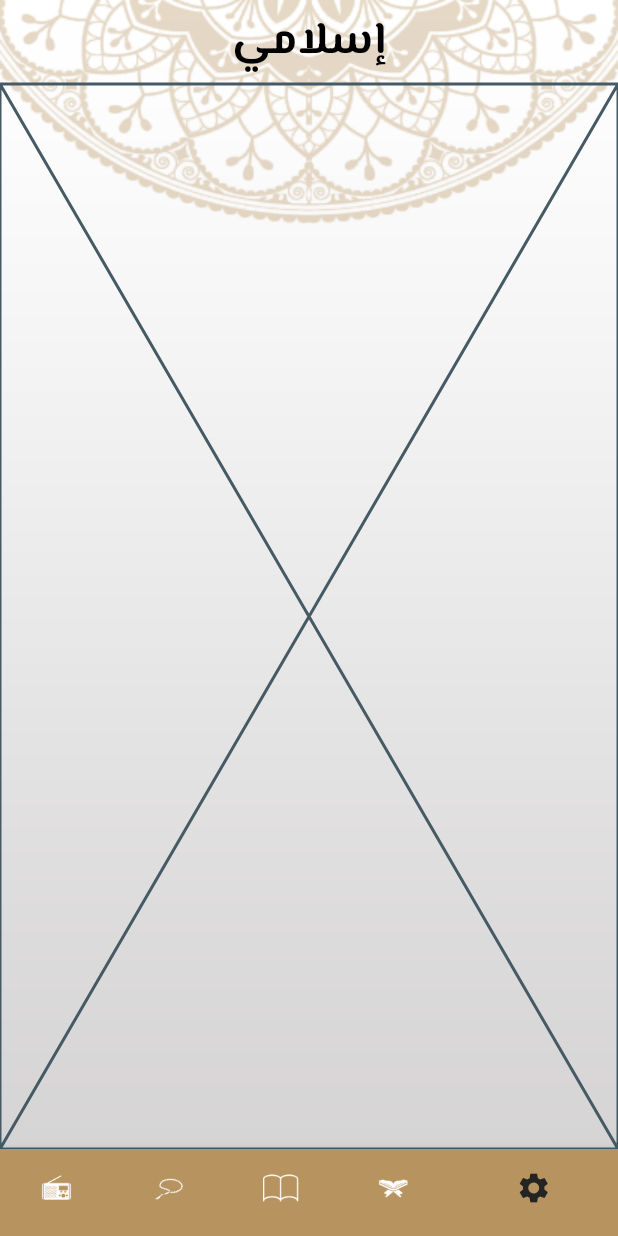
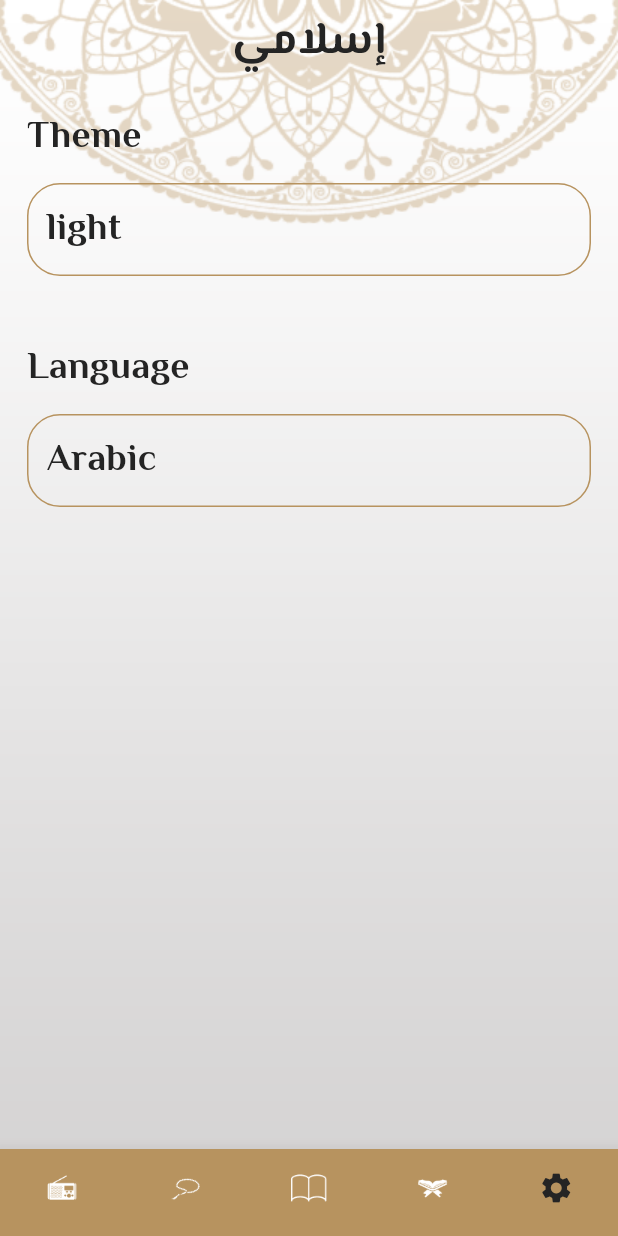
Before and after one commit to Algohary1/islami-App, a Flutter app: the screen it shows after launch, item 5 of the bottom bar chosen, on a phone screen of 412 x 824 dp. Run offline on Flutter 3.47's test engine with Material 3 defaults, Android fonts, the phone set to English and light mode, and no system bars; our stand-ins replace google_fonts.

Commit message:
islami dark and light mode

```diff
--- a/lib/home/home.dart
+++ b/lib/home/home.dart
@@ -1,11 +1,13 @@
 import 'package:flutter/material.dart';
 import 'package:google_fonts/google_fonts.dart';
+import 'package:provider/provider.dart';
 import 'package:sebha/home/tabs/ahadeth.dart';
 import 'package:sebha/home/tabs/quran1.dart';
 import 'package:sebha/home/tabs/radio.dart';
 import 'package:sebha/home/tabs/sebha.dart';
 import 'package:sebha/home/tabs/settings.dart';
 import 'package:sebha/my_theme_data.dart';
+import 'package:sebha/provider/my_provider.dart';
 
 class HomeScreen extends StatefulWidget {
   static const String routeName = 'HomeScreen';
@@ -21,9 +23,11 @@ int selectedIndex=0;
 
   @override
   Widget build(BuildContext context) {
+    var provider=Provider.of<MyProvider>(context);
     return Stack(children: [
       Image.asset(
-        'assets/images/main_bg.png',
+        provider.mode==ThemeMode.light?'assets/images/main_bg.png':
+        'assets/images/bg_dark.png',
         fit: BoxFit.fill,
         width: double.infinity,
       ),
@@ -44,15 +48,15 @@ int selectedIndex=0;
                 },
                 items: [
           BottomNavigationBarItem(icon: ImageIcon(AssetImage('assets/images/radio.png')), label: '',
-          backgroundColor: MyThemeData.primaryColor,),
+          ),
           BottomNavigationBarItem(icon: ImageIcon(AssetImage('assets/images/sebha_blue.png')), label: '',
-          backgroundColor: MyThemeData.primaryColor,),
+          ),
           BottomNavigationBarItem(icon: ImageIcon(AssetImage('assets/images/ahadeth.png')), label: '',
-          backgroundColor: MyThemeData.primaryColor,),
+          ),
           BottomNavigationBarItem(icon: ImageIcon(AssetImage('assets/images/moshaf.png')), label: '',
-          backgroundColor: MyThemeData.primaryColor,),
+          ),
           BottomNavigationBarItem(icon: Icon(Icons.settings,),label: '',
-          backgroundColor: MyThemeData.primaryColor,),
+          ),
         ]),
         body: tabs[selectedIndex],
       ),
--- a/lib/home/tabs/ahadeth.dart
+++ b/lib/home/tabs/ahadeth.dart
@@ -32,7 +32,7 @@ class _quranTabState extends State<ahadethTab> {
         ),
         Divider(
           thickness: 3,
-          color: MyThemeData.primaryColor,
+          color: primaryColor,
         ),
         Text('الأحاديث', textAlign: TextAlign.center,style: GoogleFonts.elMessiri(
           fontSize: 25,
@@ -40,7 +40,7 @@ class _quranTabState extends State<ahadethTab> {
         ),),
         Divider(
           thickness: 3,
-          color: MyThemeData.primaryColor,
+          color: primaryColor,
         ),
         Expanded(
           child: ListView.builder(
--- a/lib/home/tabs/quran1.dart
+++ b/lib/home/tabs/quran1.dart
@@ -137,12 +137,13 @@ class _quranTabState extends State<quranTab> {
       children: [
         Image.asset(
           'assets/images/quran.png',
+
           height: 227,
           width: 205,
         ),
         Divider(
           thickness: 3,
-          color: MyThemeData.primaryColor,
+          color: primaryColor,
         ),
         SizedBox(
           height: 20,
@@ -171,7 +172,7 @@ class _quranTabState extends State<quranTab> {
         ),
         Divider(
           thickness: 3,
-          color: MyThemeData.primaryColor,
+          color: primaryColor,
         ),
         Expanded(
           child: ListView.builder(
--- a/lib/home/tabs/sebha.dart
+++ b/lib/home/tabs/sebha.dart
@@ -73,7 +73,7 @@ class _sebhaTabState extends State<sebhaTab> {
           Container(
               padding: EdgeInsets.all(12),
               decoration: BoxDecoration(
-                color: MyThemeData.primaryColor,
+                color: primaryColor,
                 borderRadius: BorderRadius.circular(25),
               ),
               child: Text(
@@ -89,7 +89,7 @@ class _sebhaTabState extends State<sebhaTab> {
           Container(
             padding: EdgeInsets.all(12),
             decoration: BoxDecoration(
-              color: MyThemeData.primaryColor,
+              color: primaryColor,
               borderRadius: BorderRadius.circular(25),
             ),
             child: Text(
--- a/lib/home/tabs/settings.dart
+++ b/lib/home/tabs/settings.dart
@@ -1,10 +1,71 @@
 import 'package:flutter/material.dart';
+import 'package:sebha/my_theme_data.dart';
+
+import '../../button_sheet/language_botton_sheet.dart';
+import '../../button_sheet/theme_button_sheet.dart';
 
 class settingsTab extends StatelessWidget {
   const settingsTab({super.key});
 
   @override
   Widget build(BuildContext context) {
-    return const Placeholder();
+    return Padding(
+      padding: const EdgeInsets.all(18.0),
+      child: Column(
+        crossAxisAlignment: CrossAxisAlignment.start,
+        children: [
+          Text('Theme'),
+          SizedBox(
+            height: 12,
+          ),
+          InkWell(
+            onTap: (){
+              showModalBottomSheet(context: context,
+                isDismissible: true,
+                isScrollControlled: true,
+                builder:(context) {
+                return ThemeButtonSheet();
+              },);
+            },
+            child: Container(
+              padding: EdgeInsets.all(12),
+              width: double.infinity,
+              decoration: BoxDecoration(
+                borderRadius: BorderRadius.circular(22),
+                border: Border.all(color: primaryColor)
+              ),
+              child: Text('light'),
+            ),
+          ),
+          SizedBox(
+            height: 44,
+          ),
+          Text('Language'),
+          SizedBox(
+            height: 12,
+          ),
+          InkWell(
+            onTap: (){
+
+              showModalBottomSheet(
+                isDismissible: true,
+                isScrollControlled: true,
+                context: context, builder: (context) {
+                return LanguageBottonSheet();
+              },);
+            },
+            child: Container(
+              padding: EdgeInsets.all(12),
+              width: double.infinity,
+              decoration: BoxDecoration(
+                  borderRadius: BorderRadius.circular(22),
+                  border: Border.all(color: primaryColor)
+              ),
+              child: Text('Arabic'),
+            ),
+          )
+        ],
+      ),
+    );
   }
 }
--- a/lib/main.dart
+++ b/lib/main.dart
@@ -1,19 +1,24 @@
 import 'package:flutter/material.dart';
 import 'package:google_fonts/google_fonts.dart';
+import 'package:provider/provider.dart';
 import 'package:sebha/ahadeth_details.dart';
 import 'package:sebha/home/home.dart';
 import 'package:sebha/my_theme_data.dart';
+import 'package:sebha/provider/my_provider.dart';
 import 'package:sebha/sura_details.dart';
 
 void main() {
-  runApp(MyApp());
+  runApp(ChangeNotifierProvider(
+      create: (context) => MyProvider(),
+      child: MyApp()));
 }
 class MyApp extends StatelessWidget {
   @override
   Widget build(BuildContext context) {
+    var provider=Provider.of<MyProvider>(context);
     return MaterialApp(
       debugShowCheckedModeBanner: false,
-      themeMode: ThemeMode.light,
+      themeMode: provider.mode,
       theme: MyThemeData.LightTheme,
       darkTheme: MyThemeData.DarkTheme,
       initialRoute: HomeScreen.routeName,
@@ -23,6 +28,5 @@ class MyApp extends StatelessWidget {
         ahadethDetails.routeName: (context)=> ahadethDetails(),
       },
     );
-
   }
 }
--- a/lib/my_theme_data.dart
+++ b/lib/my_theme_data.dart
@@ -1,47 +1,91 @@
 import 'package:flutter/material.dart';
 import 'package:google_fonts/google_fonts.dart';
+import 'package:sebha/my_theme_data.dart';
 
+import 'my_theme_data.dart';
+
+  Color primaryColor=Color(0xFFB7935F);
+  Color primaryDarkColor=Color(0xFF141A2E);
+  Color blackColor=Color(0xFF242424);
+  Color yellowColor=Color(0xFFFACC1D);
 class MyThemeData{
-  static Color primaryColor=Color(0xFFB7935F);
-  static Color blackColor=Color(0xFF242424);
+
    static ThemeData LightTheme= ThemeData(
      primaryColor: primaryColor,
+     dividerColor: primaryColor,
       bottomNavigationBarTheme: BottomNavigationBarThemeData(
         backgroundColor: primaryColor,
         showSelectedLabels: false,
         showUnselectedLabels: false,
         selectedItemColor: blackColor,
         unselectedItemColor: Colors.white,
-        type: BottomNavigationBarType.shifting,
+        type: BottomNavigationBarType.fixed,
 
       ),
       scaffoldBackgroundColor: Colors.transparent,
       appBarTheme: AppBarTheme(
         iconTheme: IconThemeData(
+          color: Colors.black,
           size: 30,
         ),
         centerTitle: true,
         backgroundColor: Colors.transparent,
 
       ),
-
-     textTheme: TextTheme(
+      textTheme: TextTheme(
        bodyLarge: GoogleFonts.elMessiri(
            fontSize: 30,
-           color: Colors.black,
+           color: blackColor,
            fontWeight: FontWeight.w700),
        bodyMedium: GoogleFonts.elMessiri(
            fontSize: 25,
-           color: Colors.black,
+           color: blackColor,
            fontWeight: FontWeight.w700),
        bodySmall: GoogleFonts.elMessiri(
            fontSize: 20,
-           color: Colors.black,
+           color: blackColor,
            fontWeight: FontWeight.w700),
 
      )
   );
 
-   static ThemeData DarkTheme= ThemeData();
+   static ThemeData DarkTheme= ThemeData(
+     primaryColor: primaryDarkColor,
+     dividerColor: yellowColor,
+     bottomNavigationBarTheme: BottomNavigationBarThemeData(
+       backgroundColor: primaryDarkColor,
+       showSelectedLabels: false,
+       showUnselectedLabels: false,
+       selectedItemColor: yellowColor,
+       unselectedItemColor: Colors.white,
+       type: BottomNavigationBarType.fixed,
+
+     ),
+     scaffoldBackgroundColor: Colors.transparent,
+     appBarTheme: AppBarTheme(
+       iconTheme: IconThemeData(
+         color: Colors.white,
+         size: 30,
+       ),
+       centerTitle: true,
+       backgroundColor: Colors.transparent,
+
+     ),
+       textTheme: TextTheme(
+         bodyLarge: GoogleFonts.elMessiri(
+             fontSize: 30,
+             color: yellowColor,
+             fontWeight: FontWeight.w700),
+         bodyMedium: GoogleFonts.elMessiri(
+             fontSize: 25,
+             color: yellowColor,
+             fontWeight: FontWeight.w700),
+         bodySmall: GoogleFonts.elMessiri(
+             fontSize: 20,
+             color: yellowColor,
+             fontWeight: FontWeight.w700),
+
+       )
+   );
 
 }
--- /dev/null
+++ b/lib/provider/my_provider.dart
@@ -0,0 +1,11 @@
+import 'package:flutter/material.dart';
+
+class MyProvider extends ChangeNotifier{
+  ThemeMode mode=ThemeMode.light;
+
+  changeTheme(ThemeMode themeMode){
+    mode=themeMode;
+    notifyListeners();
+
+  }
+}
--- a/pubspec.yaml
+++ b/pubspec.yaml
@@ -37,6 +37,7 @@ dependencies:
   cupertino_icons: ^1.0.6
   flutter_native_splash: ^2.4.1
   google_fonts: ^6.2.1
+  provider: ^6.1.2
 
 dev_dependencies:
   flutter_test:
```
Also changed, not shown: lib/ahadeth_details.dart (+6 -2 lines), lib/button_sheet/language_botton_sheet.dart (added, +48 -0 lines), lib/button_sheet/theme_button_sheet.dart (added, +62 -0 lines), lib/sura_details.dart (+6 -2 lines), assets/images/2.0x/bg_dark@2x.png (added), assets/images/3.0x/bg_dark@3x.png (added), assets/images/bg_dark.png (added), pubspec.lock.
